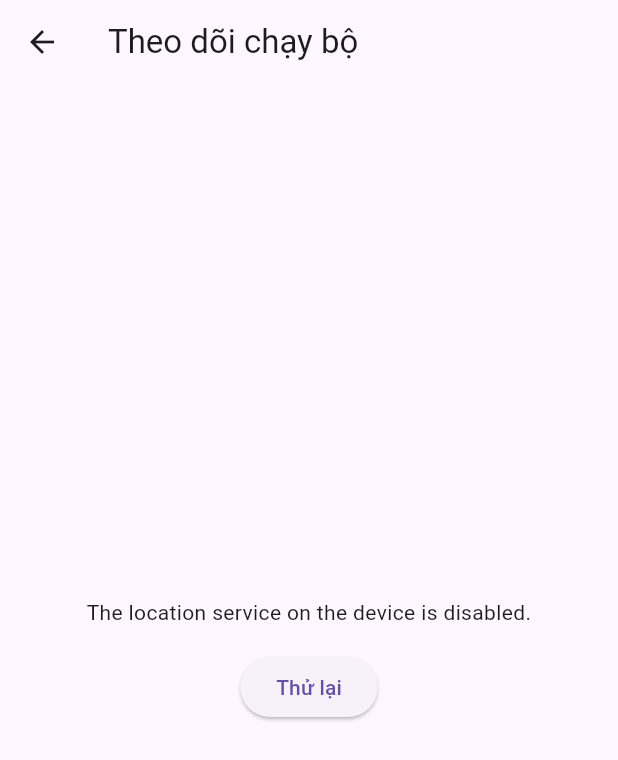
After one commit to hanhhanh0508/running-app, a Flutter app: the TrackingScreen screen opened by its route, after a tap on "Thử lại", on a phone screen of 412 x 824 dp. The commit adds this screen. Shown: the top 760 px of the screen. Run offline on Flutter 3.47's test engine with Material 3 defaults, Android fonts, the phone set to English and light mode, and no system bars; our stand-ins replace geolocator, google_maps_flutter, shared_preferences; accounts and stored records are empty.

Commit message:
feat: add GPS tracking and Google Maps integration

```diff
--- a/lib/main.dart
+++ b/lib/main.dart
@@ -1,5 +1,6 @@
 import 'package:flutter/material.dart';
 import 'screens/login_screen.dart';
+import 'screens/tracking_screen.dart';
 
 void main() {
   runApp(const MyApp());
@@ -16,6 +17,9 @@ class MyApp extends StatelessWidget {
         primarySwatch: Colors.blue,
       ),
       home: const LoginScreen(),
+      routes: {
+        '/tracking': (context) => const TrackingScreen(),
+      },
       debugShowCheckedModeBanner: false,
     );
   }
--- /dev/null
+++ b/lib/screens/tracking_screen.dart
@@ -0,0 +1,111 @@
+import 'package:flutter/material.dart';
+import 'package:geolocator/geolocator.dart';
+import 'package:google_maps_flutter/google_maps_flutter.dart';
+
+class TrackingScreen extends StatefulWidget {
+  const TrackingScreen({super.key});
+
+  @override
+  State<TrackingScreen> createState() => _TrackingScreenState();
+}
+
+class _TrackingScreenState extends State<TrackingScreen> {
+  GoogleMapController? _mapController;
+  LatLng? _currentPosition;
+  String? _error;
+  bool _loading = true;
+
+  @override
+  void initState() {
+    super.initState();
+    _loadCurrentLocation();
+  }
+
+  // Xin quyền Location và lấy vị trí hiện tại
+  Future<void> _loadCurrentLocation() async {
+    setState(() {
+      _loading = true;
+      _error = null;
+    });
+    try {
+      final serviceEnabled = await Geolocator.isLocationServiceEnabled();
+      if (!serviceEnabled) {
+        throw 'Vui lòng bật GPS (dịch vụ vị trí) trên thiết bị.';
+      }
+
+      var permission = await Geolocator.checkPermission();
+      if (permission == LocationPermission.denied) {
+        permission = await Geolocator.requestPermission();
+      }
+      if (permission == LocationPermission.denied) {
+        throw 'Bạn đã từ chối quyền truy cập vị trí.';
+      }
+      if (permission == LocationPermission.deniedForever) {
+        throw 'Quyền vị trí bị chặn. Hãy bật lại trong Cài đặt.';
+      }
+
+      final position = await Geolocator.getCurrentPosition(
+        locationSettings: const LocationSettings(accuracy: LocationAccuracy.high),
+      );
+      final latLng = LatLng(position.latitude, position.longitude);
+
+      if (!mounted) return;
+      setState(() {
+        _currentPosition = latLng;
+        _loading = false;
+      });
+      _mapController?.animateCamera(CameraUpdate.newLatLngZoom(latLng, 16));
+    } catch (e) {
+      if (!mounted) return;
+      setState(() {
+        _error = e.toString();
+        _loading = false;
+      });
+    }
+  }
+
+  @override
+  Widget build(BuildContext context) {
+    return Scaffold(
+      appBar: AppBar(title: const Text('Theo dõi chạy bộ')),
+      body: _buildBody(),
+    );
+  }
+
+  Widget _buildBody() {
+    if (_loading) {
+      return const Center(child: CircularProgressIndicator());
+    }
+    if (_error != null || _currentPosition == null) {
+      return Center(
+        child: Padding(
+          padding: const EdgeInsets.all(24),
+          child: Column(
+            mainAxisSize: MainAxisSize.min,
+            children: [
+              Text(_error ?? 'Không lấy được vị trí.', textAlign: TextAlign.center),
+              const SizedBox(height: 16),
+              ElevatedButton(
+                onPressed: _loadCurrentLocation,
+                child: const Text('Thử lại'),
+              ),
+            ],
+          ),
+        ),
+      );
+    }
+    return GoogleMap(
+      initialCameraPosition: CameraPosition(target: _currentPosition!, zoom: 16),
+      myLocationEnabled: true,
+      myLocationButtonEnabled: true,
+      markers: {
+        Marker(
+          markerId: const MarkerId('current'),
+          position: _currentPosition!,
+          infoWindow: const InfoWindow(title: 'Vị trí của bạn'),
+        ),
+      },
+      onMapCreated: (controller) => _mapController = controller,
+    );
+  }
+}
--- a/pubspec.yaml
+++ b/pubspec.yaml
@@ -36,6 +36,8 @@ dependencies:
   cupertino_icons: ^1.0.8
   http: ^1.6.0
   shared_preferences: ^2.5.6
+  google_maps_flutter: ^2.19.0
+  geolocator: ^14.1.2
 
 dev_dependencies:
   flutter_test:
```
Also changed, not shown: pubspec.lock, 1 other file.
